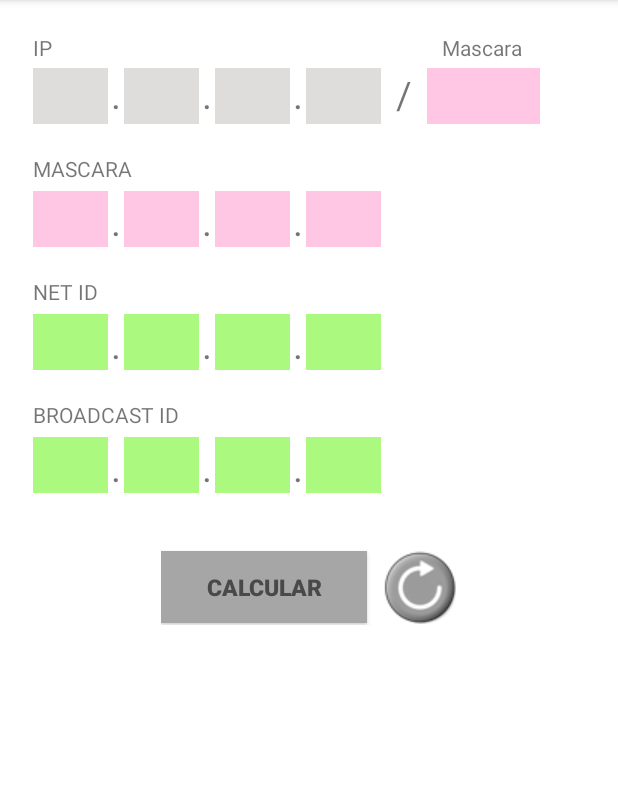
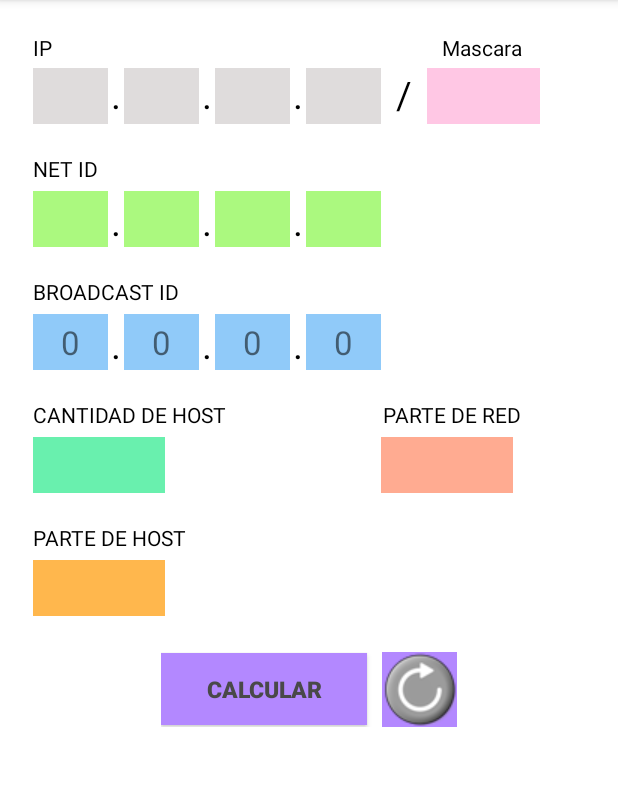
Before and after one commit to KarlaLopez96/HybridNetId, an Android app: the screen it shows after launch (MainActivity), after a tap on an icon or button, on a phone screen of 412 x 824 dp, the part 84-870 px from its top. Run offline under Robolectric (Android 15) with nearby library versions, the phone set to English and light mode, and no system bars; 1 other tap on this screen came first.

Commit message:
Cambios de interfaz, agregando dos TextView y calculando el net Id y broadcast.

```diff
--- a/app/src/main/java/com/karla/direccionip/MainActivity.java
+++ b/app/src/main/java/com/karla/direccionip/MainActivity.java
@@ -11,9 +11,6 @@ import android.widget.TextView;
 public class MainActivity extends AppCompatActivity {
     EditText octal1, octal2, octal3, octal4, m;
     TextView nId1, nId2, nId3, nId4;
-    TextView mask1, mask2, mask3, mask4;
-    int m1, m2, m3, m4;
-    float x, y;
 
     @Override
     protected void onCreate(Bundle savedInstanceState) {
@@ -34,10 +31,10 @@ public class MainActivity extends AppCompatActivity {
         final TextView nId3 = (TextView) findViewById(R.id.NetID3);
         final TextView nId4 = (TextView) findViewById(R.id.NetID4);
 
-        final TextView mask1 = (TextView) findViewById(R.id.M1);
-        final TextView mask2 = (TextView) findViewById(R.id.M2);
-        final TextView mask3 = (TextView) findViewById(R.id.M3);
-        final TextView mask4 = (TextView) findViewById(R.id.M4);
+        final TextView broad1 = (TextView) findViewById(R.id.broadId1);
+        final TextView broad2 = (TextView) findViewById(R.id.broadId2);
+        final TextView broad3 = (TextView) findViewById(R.id.broadId3);
+        final TextView broad4 = (TextView) findViewById(R.id.broadId4);
 
         botonCalcular.setOnClickListener(new View.OnClickListener() {
             @Override
@@ -48,7 +45,6 @@ public class MainActivity extends AppCompatActivity {
                 int o3 = Integer.valueOf(octal3.getText().toString());
                 int o4 = Integer.valueOf(octal4.getText().toString());
 
-
                 int[] mascaraDecimal = Mascara.plecaADecimal(mascara);
 
                 int NetId_01 = o1 & mascaraDecimal[0];
@@ -56,12 +52,25 @@ public class MainActivity extends AppCompatActivity {
                 int NetId_03 = o3 & mascaraDecimal[2];
                 int NetId_04 = o4 & mascaraDecimal[3];
 
-                int broad_01 = NetId_01 ^ (~mascaraDecimal[0]);
-                int broad_02 = NetId_02 ^ (~mascaraDecimal[1]);
-                int broad_03 = NetId_03 ^ (~mascaraDecimal[2]);
-                int broad_04 = NetId_04 ^ (~mascaraDecimal[3]);
+                nId1.setText(""+NetId_01);
+                nId2.setText(""+NetId_02);
+                nId3.setText(""+NetId_03);
+                nId4.setText(""+NetId_04);
 
+                /*int broad_01 = ( ( o1 | mascaraDecimal[0] ) & ~( o1 & mascaraDecimal[0] ) );
+                int broad_02 = ( ( o2 | mascaraDecimal[1] ) & ~( o2 & mascaraDecimal[1] ) );
+                int broad_03 = ( ( o3 | mascaraDecimal[2] ) & ~( o3 & mascaraDecimal[2] ) );
+                int broad_04 = ( ( o4 | mascaraDecimal[3] ) & ~( o4 & mascaraDecimal[3] ) );*/
 
+                int broad_01 = o1 ^  mascaraDecimal[0];
+                int broad_02 = o2 ^  mascaraDecimal[1];
+                int broad_03 = o3 ^  mascaraDecimal[2];
+                int broad_04 = o4 ^  mascaraDecimal[3];
+
+                broad1.setText(""+broad_01);
+                broad2.setText(""+broad_02);
+                broad3.setText(""+broad_03);
+                broad4.setText(""+broad_04);
 
             }
         });
@@ -77,11 +86,6 @@ public class MainActivity extends AppCompatActivity {
                 octal4.setText("");
                 m.setText("");
 
-                mask1.setText("");
-                mask2.setText("");
-                mask3.setText("");
-                mask4.setText("");
-
                 nId1.setText("");
                 nId2.setText("");
                 nId3.setText("");
--- a/app/src/main/java/com/karla/direccionip/Mascara.java
+++ b/app/src/main/java/com/karla/direccionip/Mascara.java
@@ -41,26 +41,32 @@ public class Mascara {
             case 23:
                 mascarDecimal [3] = 0;
                 mascarDecimal [2] = 254;
+                mascarDecimal[4] = 2;
                 break;
             case 22:
                 mascarDecimal [3] = 0;
                 mascarDecimal [2] = 252;
+                mascarDecimal[4] = 2;
                 break;
             case 21:
                 mascarDecimal [3] = 0;
                 mascarDecimal [2] = 248;
+                mascarDecimal[4] = 2;
                 break;
             case 20:
                 mascarDecimal [3] = 0;
                 mascarDecimal [2] =240;
+                mascarDecimal[4] = 2;
                 break;
             case 19:
                 mascarDecimal [3] = 0;
                 mascarDecimal [2] = 224;
+                mascarDecimal[4] = 2;
                 break;
             case 18:
                 mascarDecimal [3] = 0;
                 mascarDecimal [2] = 192;
+                mascarDecimal[4] = 2;
                 break;
             case 17:
                 mascarDecimal [3] = 0;
@@ -77,31 +83,37 @@ public class Mascara {
                 mascarDecimal [3] = 0;
                 mascarDecimal [2] = 0;
                 mascarDecimal [1] = 254;
+                mascarDecimal[4] = 1;
                 break;
             case 14:
                 mascarDecimal [3] = 0;
                 mascarDecimal [2] = 0;
                 mascarDecimal [1] = 252;
+                mascarDecimal[4] = 1;
                 break;
             case 13:
                 mascarDecimal [3] = 0;
                 mascarDecimal [2] = 0;
                 mascarDecimal [1] = 248;
+                mascarDecimal[4] = 1;
                 break;
             case 12:
                 mascarDecimal [3] = 0;
                 mascarDecimal [2] = 0;
                 mascarDecimal [1] = 240;
+                mascarDecimal[4] = 1;
                 break;
             case 11:
                 mascarDecimal [3] = 0;
                 mascarDecimal [2] = 0;
                 mascarDecimal [1] = 224;
+                mascarDecimal[4] = 1;
                 break;
             case 10:
                 mascarDecimal [3] = 0;
                 mascarDecimal [2] = 0;
                 mascarDecimal [1] = 192;
+                mascarDecimal[4] = 1;
                 break;
             case 9:
                 mascarDecimal [3] = 0;
@@ -121,48 +133,56 @@ public class Mascara {
                 mascarDecimal [2] = 0;
                 mascarDecimal [1] = 0;
                 mascarDecimal [0] = 254;
+                mascarDecimal[4] = 0;
                 break;
             case 6:
                 mascarDecimal [3] = 0;
                 mascarDecimal [2] = 0;
                 mascarDecimal [1] = 0;
                 mascarDecimal [0] = 252;
+                mascarDecimal[4] = 0;
                 break;
             case 5:
                 mascarDecimal [3] = 0;
                 mascarDecimal [2] = 0;
                 mascarDecimal [1] = 0;
                 mascarDecimal [0] = 248;
+                mascarDecimal[4] = 0;
                 break;
             case 4:
                 mascarDecimal [3] = 0;
                 mascarDecimal [2] = 0;
                 mascarDecimal [1] = 0;
                 mascarDecimal [0] = 240;
+                mascarDecimal[4] = 0;
                 break;
             case 3:
                 mascarDecimal [3] = 0;
                 mascarDecimal [2] = 0;
                 mascarDecimal [1] = 0;
                 mascarDecimal [0] = 224;
+                mascarDecimal[4] = 0;
                 break;
             case 2:
                 mascarDecimal [3] = 0;
                 mascarDecimal [2] = 0;
                 mascarDecimal [1] = 0;
                 mascarDecimal [0] = 192;
+                mascarDecimal[4] = 0;
                 break;
             case 1:
                 mascarDecimal [3] = 0;
                 mascarDecimal [2] = 0;
                 mascarDecimal [1] = 0;
                 mascarDecimal [0] = 128;
+                mascarDecimal[4] = 0;
                 break;
             case 0:
                 mascarDecimal [3] = 0;
                 mascarDecimal [2] = 0;
                 mascarDecimal [1] = 0;
                 mascarDecimal [0] = 0;
+                mascarDecimal[4] = 0;
                 break;
         }
 
--- a/app/src/main/res/layout/activity_main.xml
+++ b/app/src/main/res/layout/activity_main.xml
@@ -17,12 +17,14 @@
     <TextView
         android:layout_width="wrap_content"
         android:layout_height="wrap_content"
-        android:text="IP" />
+        android:text="IP"
+        android:textColor="#000"/>
 
         <TextView
             android:layout_width="wrap_content"
             android:layout_height="wrap_content"
             android:text="Mascara"
+            android:textColor="#000"
             android:layout_marginLeft="260dp" />
 
 
@@ -44,6 +46,7 @@
             android:layout_width="wrap_content"
             android:layout_height="wrap_content"
             android:text="."
+            android:textColor="#000"
             android:textSize="25dp"
             android:layout_marginLeft="2dp"
             android:layout_marginRight="2dp"/>
@@ -62,6 +65,7 @@
             android:layout_height="wrap_content"
             android:text="."
             android:textSize="25dp"
+            android:textColor="#000"
             android:layout_marginLeft="2dp"
             android:layout_marginRight="2dp"/>
 
@@ -80,6 +84,7 @@
             android:layout_height="wrap_content"
             android:text="."
             android:textSize="25dp"
+            android:textColor="#000"
             android:layout_marginLeft="2dp"
             android:layout_marginRight="2dp"/>
         <EditText
@@ -97,6 +102,7 @@
             android:layout_height="wrap_content"
             android:text="/"
             android:textSize="25dp"
+            android:textColor="#000"
             android:layout_marginLeft="10dp"
             android:layout_marginRight="10dp"/>
 
@@ -120,91 +126,8 @@
         <TextView
             android:layout_width="wrap_content"
             android:layout_height="wrap_content"
-            android:text="MASCARA" />
-    </LinearLayout>
-
-    <LinearLayout
-        android:layout_width="wrap_content"
-        android:layout_height="wrap_content"
-        android:orientation="horizontal">
-
-        <TextView
-            android:id="@+id/M1"
-            android:layout_width="50dp"
-            android:layout_height="wrap_content"
-            android:background="#FFC7E4"
-            android:layout_marginTop="5dp"
-            android:textSize="22dp"
-            android:padding="4dp"
-            android:gravity="center" />
-
-        <TextView
-            android:layout_width="wrap_content"
-            android:layout_height="match_parent"
-            android:text="."
-            android:layout_marginTop="8dp"
-            android:layout_marginLeft="2dp"
-            android:layout_marginRight="2dp"
-            android:textSize="25dp"/>
-
-        <TextView
-            android:id="@+id/M2"
-            android:layout_width="50dp"
-            android:layout_height="wrap_content"
-            android:background="#FFC7E4"
-            android:layout_marginTop="5dp"
-            android:textSize="22dp"
-            android:padding="4dp"
-            android:gravity="center"/>
-
-        <TextView
-            android:layout_width="wrap_content"
-            android:layout_height="wrap_content"
-            android:text="."
-            android:layout_marginLeft="2dp"
-            android:layout_marginRight="2dp"
-            android:textSize="25dp"
-            android:layout_marginTop="8dp"/>
-        <TextView
-            android:id="@+id/M3"
-            android:layout_width="50dp"
-            android:layout_height="wrap_content"
-            android:background="#FFC7E4"
-            android:layout_marginTop="5dp"
-            android:textSize="22dp"
-            android:padding="4dp"
-            android:gravity="center"/>
-
-        <TextView
-            android:layout_width="wrap_content"
-            android:layout_height="wrap_content"
-            android:text="."
-            android:layout_marginLeft="2dp"
-            android:layout_marginRight="2dp"
-            android:textSize="25dp"
-            android:layout_marginTop="8dp"/>
-        <TextView
-            android:id="@+id/M4"
-            android:layout_width="50dp"
-            android:layout_height="wrap_content"
-            android:background="#FFC7E4"
-            android:layout_marginTop="5dp"
-            android:textSize="22dp"
-            android:padding="4dp"
-            android:gravity="center"/>
-
-    </LinearLayout>
-
-    <LinearLayout
-        android:layout_width="match_parent"
-        android:layout_height="wrap_content"
-        android:orientation="horizontal"
-        android:layout_marginTop="20dp">
-
-        <TextView
-            android:layout_width="wrap_content"
-            android:layout_height="wrap_content"
-            android:text="NET ID" />
+            android:text="NET ID"
+            android:textColor="#000"/>
     </LinearLayout>
 
     <LinearLayout
@@ -229,6 +152,7 @@
             android:layout_marginLeft="2dp"
             android:layout_marginRight="2dp"
             android:textSize="25dp"
+            android:textColor="#000"
             android:layout_marginTop="8dp"/>
 
         <TextView
@@ -248,6 +172,7 @@
             android:layout_marginLeft="2dp"
             android:layout_marginRight="2dp"
             android:textSize="25dp"
+            android:textColor="#000"
             android:layout_marginTop="8dp"/>
         <TextView
             android:id="@+id/NetID3"
@@ -266,6 +191,7 @@
             android:layout_marginLeft="2dp"
             android:layout_marginRight="2dp"
             android:textSize="25dp"
+            android:textColor="#000"
             android:layout_marginTop="8dp"/>
         <TextView
             android:id="@+id/NetID4"
@@ -288,7 +214,8 @@
         <TextView
             android:layout_width="wrap_content"
             android:layout_height="wrap_content"
-            android:text="BROADCAST ID" />
+            android:text="BROADCAST ID"
+            android:textColor="#000"/>
     </LinearLayout>
 
     <LinearLayout
@@ -300,7 +227,7 @@
             android:id="@+id/broadId1"
             android:layout_width="50dp"
             android:layout_height="wrap_content"
-            android:background="#ABF97F"
+            android:background="#90caf9"
             android:layout_marginTop="5dp"
             android:textSize="22dp"
             android:padding="4dp"
@@ -313,13 +240,14 @@
             android:layout_marginLeft="2dp"
             android:layout_marginRight="2dp"
             android:textSize="25dp"
+            android:textColor="#000"
             android:layout_marginTop="8dp"/>
 
         <TextView
             android:id="@+id/broadId2"
             android:layout_width="50dp"
             android:layout_height="wrap_content"
-            android:background="#ABF97F"
+            android:background="#90caf9"
             android:layout_marginTop="5dp"
             android:textSize="22dp"
             android:padding="4dp"
@@ -332,12 +260,13 @@
             android:layout_marginLeft="2dp"
             android:layout_marginRight="2dp"
             android:textSize="25dp"
+            android:textColor="#000"
             android:layout_marginTop="8dp"/>
         <TextView
             android:id="@+id/broadId3"
             android:layout_width="50dp"
             android:layout_height="wrap_content"
-            android:background="#ABF97F"
+            android:background="#90caf9"
             android:layout_marginTop="5dp"
             android:textSize="22dp"
             android:padding="4dp"
@@ -350,13 +279,96 @@
             android:layout_marginLeft="2dp"
             android:layout_marginRight="2dp"
             android:textSize="25dp"
+            android:textColor="#000"
             android:layout_marginTop="8dp"/>
         <TextView
             android:id="@+id/broadId4"
             android:layout_width="50dp"
             android:layout_height="wrap_content"
-            android:background="#ABF97F"
+            android:background="#90caf9"
             android:layout_marginTop="5dp"
+            android:textSize="22dp"
+            android:padding="4dp"
+            android:gravity="center" />
+
+    </LinearLayout>
+
+    <LinearLayout
+        android:layout_width="match_parent"
+        android:layout_height="wrap_content"
+        android:orientation="horizontal"
+        android:layout_marginTop="20dp">
+
+        <TextView
+            android:layout_width="wrap_content"
+            android:layout_height="wrap_content"
+            android:text="CANTIDAD DE HOST"
+            android:textColor="#000"
+            android:layout_marginRight="32dp"/>
+
+        <TextView
+            android:layout_width="wrap_content"
+            android:layout_height="wrap_content"
+            android:text="PARTE DE RED"
+            android:textColor="#000"
+            android:layout_marginLeft="72dp"/>
+
+    </LinearLayout>
+
+    <LinearLayout
+        android:layout_width="match_parent"
+        android:layout_height="wrap_content"
+        android:orientation="horizontal">
+
+        <TextView
+            android:id="@+id/broad1"
+            android:layout_width="88dp"
+            android:layout_height="wrap_content"
+            android:background="#69f0ae"
+            android:layout_marginTop="5dp"
+            android:layout_marginRight="96dp"
+            android:textSize="22dp"
+            android:padding="4dp"
+            android:gravity="center" />
+
+        <TextView
+            android:id="@+id/broad4"
+            android:layout_width="88dp"
+            android:layout_height="wrap_content"
+            android:background="#ffab91"
+            android:layout_marginTop="5dp"
+            android:layout_marginLeft="48dp"
+            android:textSize="22dp"
+            android:padding="4dp"
+            android:gravity="center" />
+
+    </LinearLayout>
+
+    <LinearLayout
+        android:layout_width="match_parent"
+        android:layout_height="wrap_content"
+        android:orientation="horizontal"
+        android:layout_marginTop="20dp">
+
+        <TextView
+            android:layout_width="wrap_content"
+            android:layout_height="wrap_content"
+            android:text="PARTE DE HOST"
+            android:textColor="#000"/>
+
+    </LinearLayout>
+
+    <LinearLayout
+        android:layout_width="match_parent"
+        android:layout_height="wrap_content">
+
+        <TextView
+            android:id="@+id/broad5"
+            android:layout_width="88dp"
+            android:layout_height="wrap_content"
+            android:background="#ffb74d"
+            android:layout_marginTop="5dp"
+            android:layout_marginRight="98dp"
             android:textSize="22dp"
             android:padding="4dp"
             android:gravity="center" />
@@ -368,7 +380,7 @@
         android:layout_height="wrap_content"
         android:orientation="horizontal"
         android:layout_gravity="center"
-        android:layout_marginTop="30dp"
+        android:layout_marginTop="16dp"
         android:padding="8dp">
 
         <Button
@@ -380,7 +392,7 @@
         android:text="Calcular"
         android:paddingRight="30dp"
         android:paddingLeft="30dp"
-        android:background="#A6A6A6"
+        android:background="#b388ff"
         android:textColor="#494949"
         android:textStyle="bold"
         android:textSize="15dp"/>
@@ -392,7 +404,7 @@
             android:layout_gravity="center"
             android:gravity="center"
             android:src="@drawable/clear"
-            android:background="#FFF"
+            android:background="#b388ff"
             android:layout_marginLeft="10dp"/>
     </LinearLayout>
 </LinearLayout>
```
Also changed, not shown: app/src/main/res/drawable/face.png (deleted).
